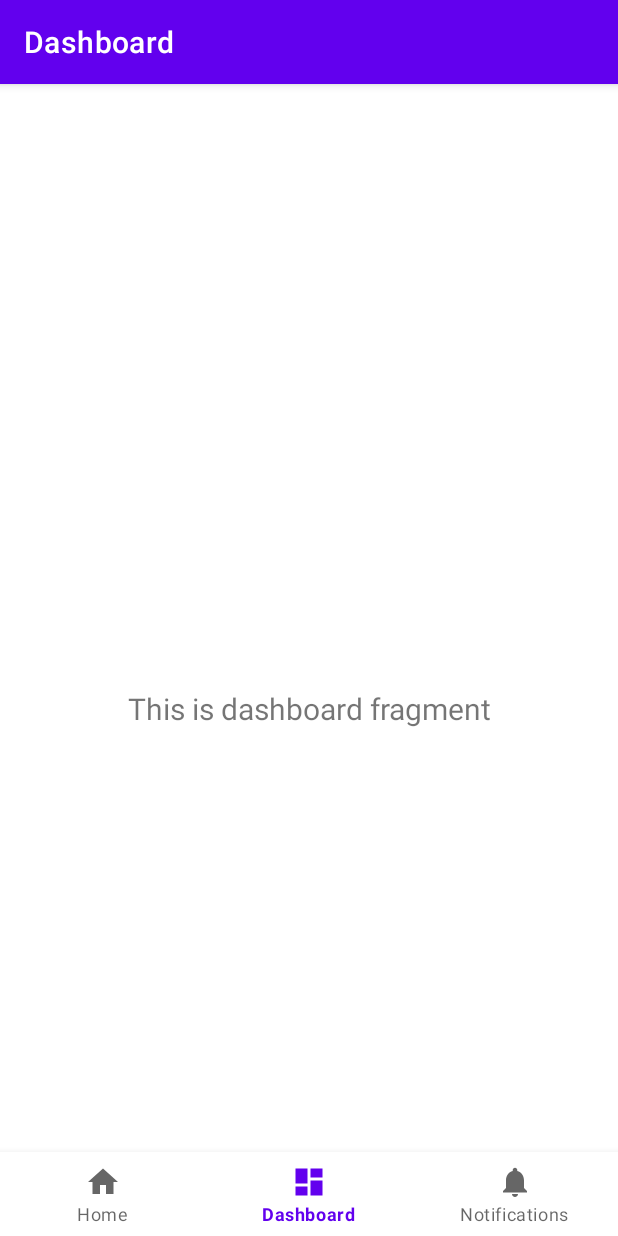
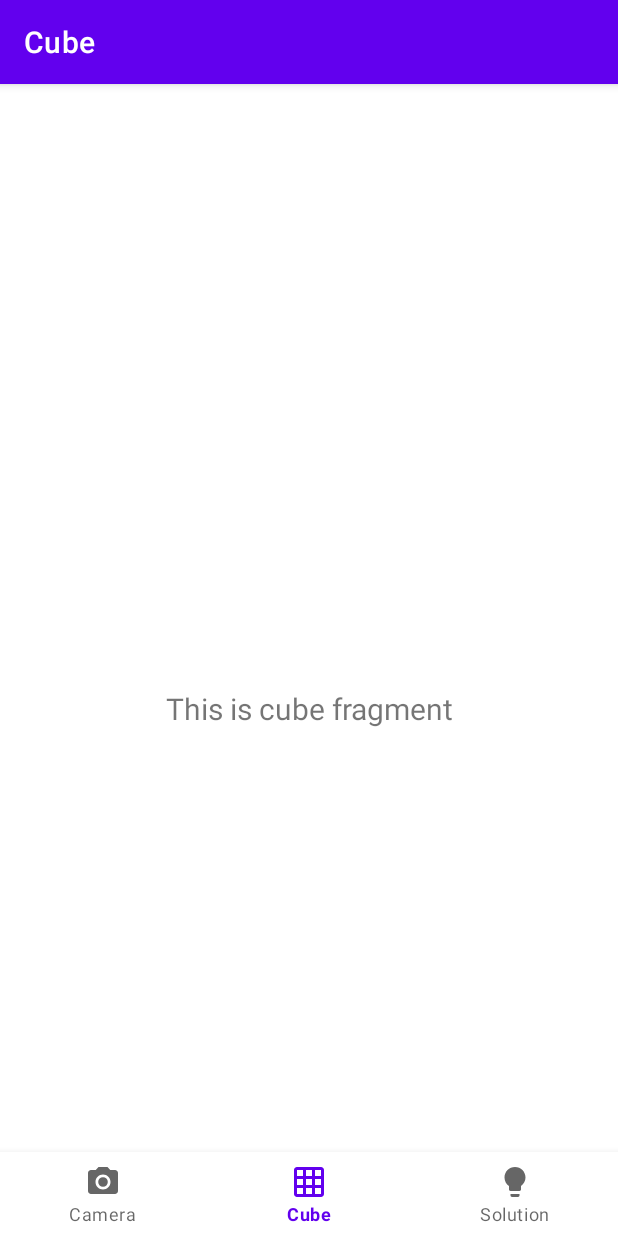
Before and after one commit to P6atrk/RubiksCubeCamera, an Android app: the screen it shows after launch (MainActivity), item 2 of the bottom bar chosen, on a phone screen of 412 x 824 dp. Run offline under Robolectric (Android 15) with nearby library versions, the light colour scheme and no system bars; our stand-ins replace navigation-ui.

Commit message:
added bottom navigation bar choose icons and simple hello world text for each fragment these fragments are based on the built-in fragments

```diff
--- a/app/build.gradle
+++ b/app/build.gradle
@@ -40,6 +40,7 @@ dependencies {
     implementation 'androidx.lifecycle:lifecycle-viewmodel-ktx:2.4.1'
     implementation 'androidx.navigation:navigation-fragment:2.4.1'
     implementation 'androidx.navigation:navigation-ui:2.4.1'
+    implementation 'androidx.legacy:legacy-support-v4:1.0.0'
     testImplementation 'junit:junit:4.13.2'
     androidTestImplementation 'androidx.test.ext:junit:1.1.3'
     androidTestImplementation 'androidx.test.espresso:espresso-core:3.4.0'
--- a/app/src/main/java/hu/szte/rubikscubecamera/MainActivity.java
+++ b/app/src/main/java/hu/szte/rubikscubecamera/MainActivity.java
@@ -27,7 +27,7 @@ public class MainActivity extends AppCompatActivity {
         // Passing each menu ID as a set of Ids because each
         // menu should be considered as top level destinations.
         AppBarConfiguration appBarConfiguration = new AppBarConfiguration.Builder(
-                R.id.navigation_home, R.id.navigation_dashboard, R.id.navigation_notifications)
+                R.id.navigation_camera, R.id.navigation_cube, R.id.navigation_solution)
                 .build();
         NavController navController = Navigation.findNavController(this, R.id.nav_host_fragment_activity_main);
         NavigationUI.setupActionBarWithNavController(this, navController, appBarConfiguration);
--- /dev/null
+++ b/app/src/main/java/hu/szte/rubikscubecamera/ui/camera/CameraFragment.java
@@ -0,0 +1,44 @@
+package hu.szte.rubikscubecamera.ui.camera;
+
+import androidx.lifecycle.ViewModelProvider;
+
+import android.os.Bundle;
+
+import androidx.annotation.NonNull;
+import androidx.annotation.Nullable;
+import androidx.fragment.app.Fragment;
+
+import android.view.LayoutInflater;
+import android.view.View;
+import android.view.ViewGroup;
+import android.widget.TextView;
+
+import hu.szte.rubikscubecamera.R;
+import hu.szte.rubikscubecamera.databinding.FragmentCameraBinding;
+import hu.szte.rubikscubecamera.databinding.FragmentDashboardBinding;
+import hu.szte.rubikscubecamera.ui.dashboard.DashboardViewModel;
+
+public class CameraFragment extends Fragment {
+
+    private FragmentCameraBinding binding;
+
+    public View onCreateView(@NonNull LayoutInflater inflater,
+                             ViewGroup container, Bundle savedInstanceState) {
+        CameraViewModel cameraViewModel =
+                new ViewModelProvider(this).get(CameraViewModel.class);
+
+        binding = FragmentCameraBinding.inflate(inflater, container, false);
+        View root = binding.getRoot();
+
+        final TextView textView = binding.textCamera;
+        cameraViewModel.getText().observe(getViewLifecycleOwner(), textView::setText);
+        return root;
+    }
+
+    @Override
+    public void onDestroyView() {
+        super.onDestroyView();
+        binding = null;
+    }
+
+}
--- /dev/null
+++ b/app/src/main/java/hu/szte/rubikscubecamera/ui/camera/CameraViewModel.java
@@ -0,0 +1,18 @@
+package hu.szte.rubikscubecamera.ui.camera;
+
+import androidx.lifecycle.LiveData;
+import androidx.lifecycle.MutableLiveData;
+import androidx.lifecycle.ViewModel;
+
+public class CameraViewModel extends ViewModel {
+    private final MutableLiveData<String> mText;
+
+    public CameraViewModel() {
+        mText = new MutableLiveData<>();
+        mText.setValue("This is camera fragment");
+    }
+
+    public LiveData<String> getText() {
+        return mText;
+    }
+}
--- /dev/null
+++ b/app/src/main/java/hu/szte/rubikscubecamera/ui/cube/CubeFragment.java
@@ -0,0 +1,40 @@
+package hu.szte.rubikscubecamera.ui.cube;
+
+import androidx.lifecycle.ViewModelProvider;
+
+import android.os.Bundle;
+
+import androidx.annotation.NonNull;
+import androidx.annotation.Nullable;
+import androidx.fragment.app.Fragment;
+
+import android.view.LayoutInflater;
+import android.view.View;
+import android.view.ViewGroup;
+import android.widget.TextView;
+
+import hu.szte.rubikscubecamera.databinding.FragmentCubeBinding;
+
+public class CubeFragment extends Fragment {
+
+    private FragmentCubeBinding binding;
+
+    public View onCreateView(@NonNull LayoutInflater inflater,
+                             ViewGroup container, Bundle savedInstanceState) {
+        CubeViewModel cubeViewModel =
+                new ViewModelProvider(this).get(CubeViewModel.class);
+
+        binding = FragmentCubeBinding.inflate(inflater, container, false);
+        View root = binding.getRoot();
+
+        final TextView textView = binding.textCube;
+        cubeViewModel.getText().observe(getViewLifecycleOwner(), textView::setText);
+        return root;
+    }
+
+    @Override
+    public void onDestroyView() {
+        super.onDestroyView();
+        binding = null;
+    }
+}
--- /dev/null
+++ b/app/src/main/java/hu/szte/rubikscubecamera/ui/cube/CubeViewModel.java
@@ -0,0 +1,19 @@
+package hu.szte.rubikscubecamera.ui.cube;
+
+import androidx.lifecycle.LiveData;
+import androidx.lifecycle.MutableLiveData;
+import androidx.lifecycle.ViewModel;
+
+public class CubeViewModel extends ViewModel {
+
+    private final MutableLiveData<String> mText;
+
+    public CubeViewModel() {
+        mText = new MutableLiveData<>();
+        mText.setValue("This is cube fragment");
+    }
+
+    public LiveData<String> getText() {
+        return mText;
+    }
+}
--- /dev/null
+++ b/app/src/main/res/drawable/baseline_crop_square_24.xml
@@ -0,0 +1,5 @@
+<vector android:height="24dp" android:tint="#000000"
+    android:viewportHeight="24" android:viewportWidth="24"
+    android:width="24dp" xmlns:android="http://schemas.android.com/apk/res/android">
+    <path android:fillColor="@android:color/white" android:pathData="M18,4L6,4c-1.1,0 -2,0.9 -2,2v12c0,1.1 0.9,2 2,2h12c1.1,0 2,-0.9 2,-2L20,6c0,-1.1 -0.9,-2 -2,-2zM18,18L6,18L6,6h12v12z"/>
+</vector>
--- /dev/null
+++ b/app/src/main/res/drawable/baseline_grid_on_24.xml
@@ -0,0 +1,5 @@
+<vector android:height="24dp" android:tint="#000000"
+    android:viewportHeight="24" android:viewportWidth="24"
+    android:width="24dp" xmlns:android="http://schemas.android.com/apk/res/android">
+    <path android:fillColor="@android:color/white" android:pathData="M20,2L4,2c-1.1,0 -2,0.9 -2,2v16c0,1.1 0.9,2 2,2h16c1.1,0 2,-0.9 2,-2L22,4c0,-1.1 -0.9,-2 -2,-2zM8,20L4,20v-4h4v4zM8,14L4,14v-4h4v4zM8,8L4,8L4,4h4v4zM14,20h-4v-4h4v4zM14,14h-4v-4h4v4zM14,8h-4L10,4h4v4zM20,20h-4v-4h4v4zM20,14h-4v-4h4v4zM20,8h-4L16,4h4v4z"/>
+</vector>
--- /dev/null
+++ b/app/src/main/res/drawable/baseline_lightbulb_24.xml
@@ -0,0 +1,5 @@
+<vector android:height="24dp" android:tint="#000000"
+    android:viewportHeight="24" android:viewportWidth="24"
+    android:width="24dp" xmlns:android="http://schemas.android.com/apk/res/android">
+    <path android:fillColor="@android:color/white" android:pathData="M9,21c0,0.5 0.4,1 1,1h4c0.6,0 1,-0.5 1,-1v-1L9,20v1zM12,2C8.1,2 5,5.1 5,9c0,2.4 1.2,4.5 3,5.7L8,17c0,0.5 0.4,1 1,1h6c0.6,0 1,-0.5 1,-1v-2.3c1.8,-1.3 3,-3.4 3,-5.7 0,-3.9 -3.1,-7 -7,-7z"/>
+</vector>
--- /dev/null
+++ b/app/src/main/res/drawable/baseline_photo_camera_24.xml
@@ -0,0 +1,6 @@
+<vector android:height="24dp" android:tint="#000000"
+    android:viewportHeight="24" android:viewportWidth="24"
+    android:width="24dp" xmlns:android="http://schemas.android.com/apk/res/android">
+    <path android:fillColor="@android:color/white" android:pathData="M12,12m-3.2,0a3.2,3.2 0,1 1,6.4 0a3.2,3.2 0,1 1,-6.4 0"/>
+    <path android:fillColor="@android:color/white" android:pathData="M9,2L7.17,4L4,4c-1.1,0 -2,0.9 -2,2v12c0,1.1 0.9,2 2,2h16c1.1,0 2,-0.9 2,-2L22,6c0,-1.1 -0.9,-2 -2,-2h-3.17L15,2L9,2zM12,17c-2.76,0 -5,-2.24 -5,-5s2.24,-5 5,-5 5,2.24 5,5 -2.24,5 -5,5z"/>
+</vector>
--- /dev/null
+++ b/app/src/main/res/layout/fragment_cube.xml
@@ -0,0 +1,22 @@
+<?xml version="1.0" encoding="utf-8"?>
+<androidx.constraintlayout.widget.ConstraintLayout xmlns:android="http://schemas.android.com/apk/res/android"
+    xmlns:app="http://schemas.android.com/apk/res-auto"
+    xmlns:tools="http://schemas.android.com/tools"
+    android:layout_width="match_parent"
+    android:layout_height="match_parent"
+    tools:context=".ui.cube.CubeFragment" >
+
+    <TextView
+        android:id="@+id/text_cube"
+        android:layout_width="match_parent"
+        android:layout_height="wrap_content"
+        android:layout_marginStart="8dp"
+        android:layout_marginTop="8dp"
+        android:layout_marginEnd="8dp"
+        android:textAlignment="center"
+        android:textSize="20sp"
+        app:layout_constraintBottom_toBottomOf="parent"
+        app:layout_constraintEnd_toEndOf="parent"
+        app:layout_constraintStart_toStartOf="parent"
+        app:layout_constraintTop_toTopOf="parent" />
+</androidx.constraintlayout.widget.ConstraintLayout>
--- a/app/src/main/res/menu/bottom_nav_menu.xml
+++ b/app/src/main/res/menu/bottom_nav_menu.xml
@@ -2,18 +2,16 @@
 <menu xmlns:android="http://schemas.android.com/apk/res/android">
 
     <item
-        android:id="@+id/navigation_home"
-        android:icon="@drawable/ic_home_black_24dp"
-        android:title="@string/title_home" />
-
+        android:id="@+id/navigation_camera"
+        android:icon="@drawable/baseline_photo_camera_24"
+        android:title="@string/camera" />
     <item
-        android:id="@+id/navigation_dashboard"
-        android:icon="@drawable/ic_dashboard_black_24dp"
-        android:title="@string/title_dashboard" />
-
+        android:id="@+id/navigation_cube"
+        android:icon="@drawable/baseline_grid_on_24"
+        android:title="@string/cube" />
     <item
-        android:id="@+id/navigation_notifications"
-        android:icon="@drawable/ic_notifications_black_24dp"
-        android:title="@string/title_notifications" />
+        android:id="@+id/navigation_solution"
+        android:icon="@drawable/baseline_lightbulb_24"
+        android:title="@string/solution" />
 
 </menu>
--- a/app/src/main/res/navigation/mobile_navigation.xml
+++ b/app/src/main/res/navigation/mobile_navigation.xml
@@ -3,23 +3,21 @@
     xmlns:app="http://schemas.android.com/apk/res-auto"
     xmlns:tools="http://schemas.android.com/tools"
     android:id="@+id/mobile_navigation"
-    app:startDestination="@+id/navigation_home">
+    app:startDestination="@id/navigation_camera">
 
     <fragment
-        android:id="@+id/navigation_home"
-        android:name="hu.szte.rubikscubecamera.ui.home.HomeFragment"
-        android:label="@string/title_home"
-        tools:layout="@layout/fragment_home" />
-
+        android:id="@+id/navigation_camera"
+        android:name="hu.szte.rubikscubecamera.ui.camera.CameraFragment"
+        android:label="@string/camera"
+        tools:layout="@layout/fragment_camera" />
     <fragment
-        android:id="@+id/navigation_dashboard"
-        android:name="hu.szte.rubikscubecamera.ui.dashboard.DashboardFragment"
-        android:label="@string/title_dashboard"
-        tools:layout="@layout/fragment_dashboard" />
-
+        android:id="@+id/navigation_solution"
+        android:name="hu.szte.rubikscubecamera.ui.solution.SolutionFragment"
+        android:label="@string/solution"
+        tools:layout="@layout/fragment_solution" />
     <fragment
-        android:id="@+id/navigation_notifications"
-        android:name="hu.szte.rubikscubecamera.ui.notifications.NotificationsFragment"
-        android:label="@string/title_notifications"
-        tools:layout="@layout/fragment_notifications" />
+        android:id="@+id/navigation_cube"
+        android:name="hu.szte.rubikscubecamera.ui.cube.CubeFragment"
+        android:label="@string/cube"
+        tools:layout="@layout/fragment_cube" />
 </navigation>
--- a/app/src/main/res/values/strings.xml
+++ b/app/src/main/res/values/strings.xml
@@ -4,4 +4,7 @@
     <string name="title_home">Home</string>
     <string name="title_dashboard">Dashboard</string>
     <string name="title_notifications">Notifications</string>
+    <string name="camera">Camera</string>
+    <string name="solution">Solution</string>
+    <string name="cube">Cube</string>
 </resources>
```
Also changed, not shown: app/src/main/java/hu/szte/rubikscubecamera/ui/solution/SolutionFragment.java (added, +41 -0 lines), app/src/main/java/hu/szte/rubikscubecamera/ui/solution/SolutionViewModel.java (added, +18 -0 lines), app/src/main/res/layout/fragment_camera.xml (added, +22 -0 lines), app/src/main/res/layout/fragment_solution.xml (added, +22 -0 lines).
